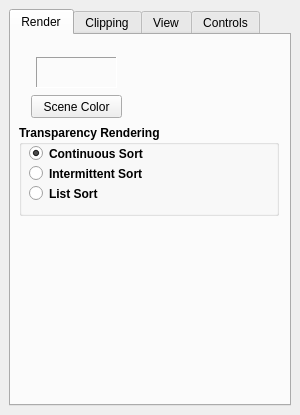
The window that src/Interface/Modules/Render/ViewSceneControls.ui (SCIInstitute/SCIRun) describes before a commit, drawn with Qt 5.
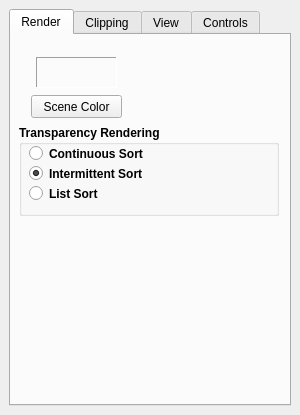
The same window after the commit.

Diff of the .ui file:
```diff
--- a/src/Interface/Modules/Render/ViewSceneControls.ui
+++ b/src/Interface/Modules/Render/ViewSceneControls.ui
@@ -102,7 +102,7 @@
           <string>Continuous Sort</string>
          </property>
          <property name="checked">
-          <bool>true</bool>
+          <bool>false</bool>
          </property>
         </widget>
         <widget class="QRadioButton" name="updateSortRadioButton_">
@@ -117,6 +117,9 @@
          <property name="text">
           <string>Intermittent Sort</string>
          </property>
+         <property name="checked">
+          <bool>true</bool>
+         </property>
         </widget>
         <widget class="QRadioButton" name="listSortRadioButton_">
          <property name="geometry">
```
